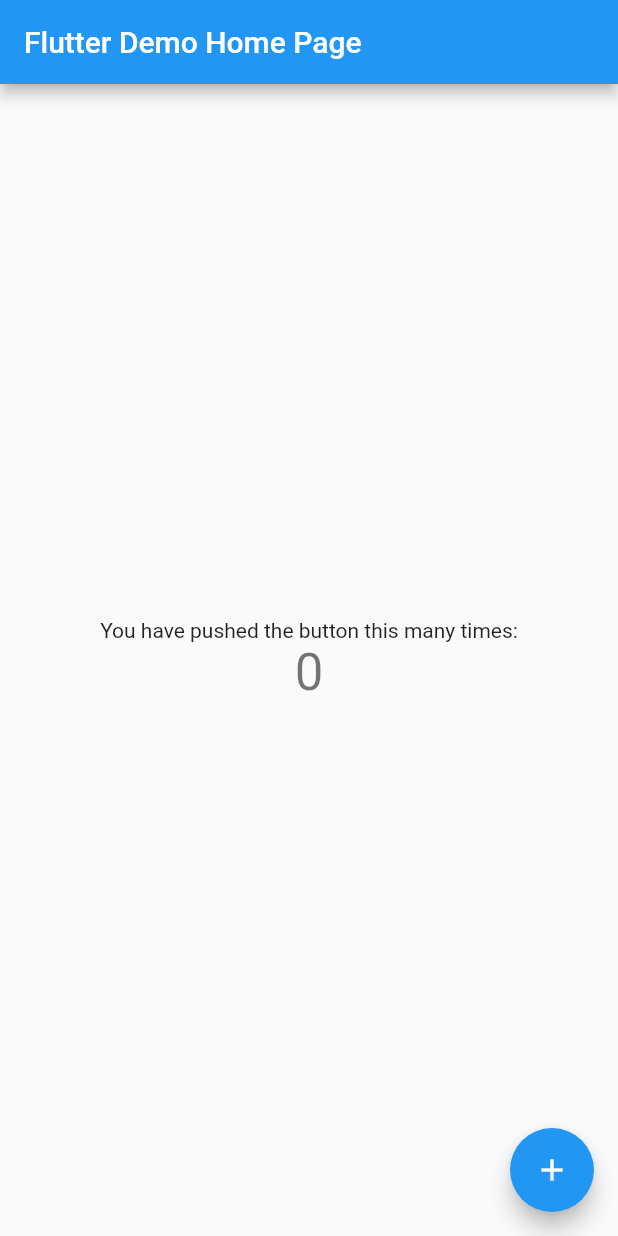
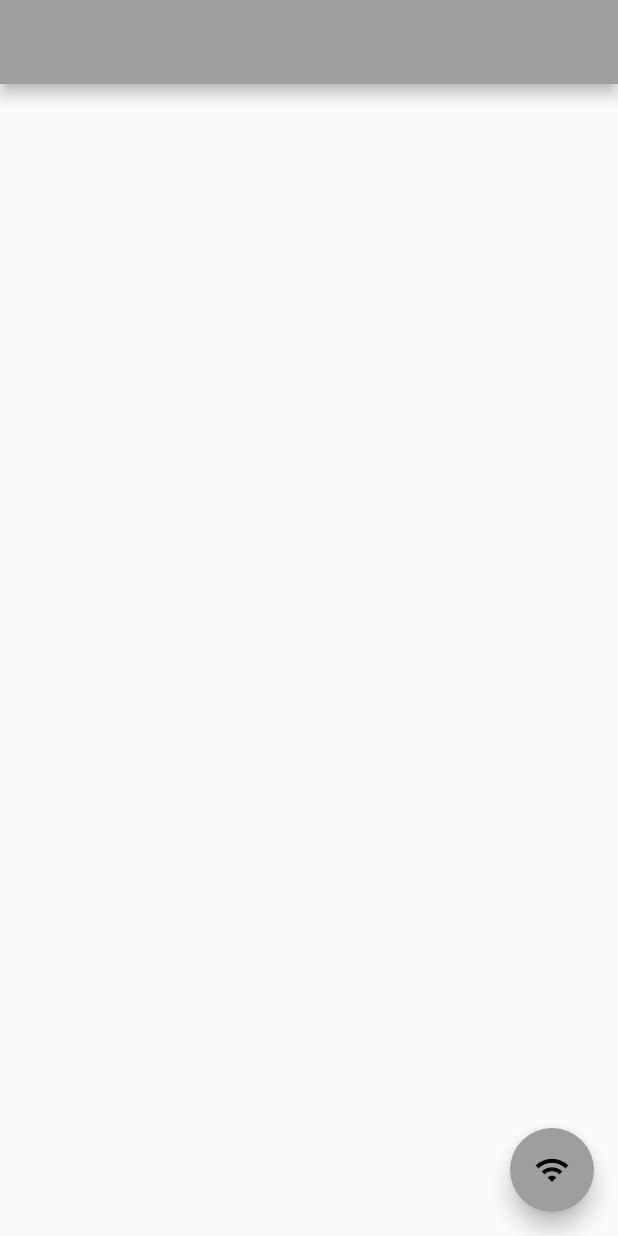
Before and after one commit to OpenTonk/OT-app, a Flutter app: the screen it shows after launch, on a phone screen of 412 x 824 dp. Run offline on Flutter 3.47's test engine with Material 2 defaults, Android fonts, the phone set to English and light mode, and no system bars; our stand-ins replace flutter_local_notifications; missing offline and left inert: wifi_configuration.

Commit message:
added connect button added connecting logic added android permission added dependecies

```diff
--- a/lib/main.dart
+++ b/lib/main.dart
@@ -1,6 +1,25 @@
 import 'package:flutter/material.dart';
+import 'package:wifi_configuration/wifi_configuration.dart';
+import 'package:flutter_local_notifications/flutter_local_notifications.dart';
 
-void main() {
+import 'dart:io';
+import 'dart:convert';
+import 'dart:async';
+
+FlutterLocalNotificationsPlugin notificationsPlugin = FlutterLocalNotificationsPlugin();
+var androidSettings = AndroidInitializationSettings('');
+var iosSettings = IOSInitializationSettings();
+var settings = InitializationSettings(androidSettings, iosSettings);
+
+var androidPlatformChannelSpecifics = AndroidNotificationDetails(
+    'OT-n-1', 'OT-app', 'OpenTank notifications',
+    importance: Importance.Max, priority: Priority.High, ticker: 'ticker');
+var iOSPlatformChannelSpecifics = IOSNotificationDetails();
+var platformChannelSpecifics = NotificationDetails(
+    androidPlatformChannelSpecifics, iOSPlatformChannelSpecifics);
+
+void main() async {
+  notificationsPlugin.initialize(settings);
   runApp(MyApp());
 }
 
@@ -9,109 +28,87 @@ class MyApp extends StatelessWidget {
   @override
   Widget build(BuildContext context) {
     return MaterialApp(
-      title: 'Flutter Demo',
+      title: 'TonkConnect',
       theme: ThemeData(
-        // This is the theme of your application.
-        //
-        // Try running your application with "flutter run". You'll see the
-        // application has a blue toolbar. Then, without quitting the app, try
-        // changing the primarySwatch below to Colors.green and then invoke
-        // "hot reload" (press "r" in the console where you ran "flutter run",
-        // or simply save your changes to "hot reload" in a Flutter IDE).
-        // Notice that the counter didn't reset back to zero; the application
-        // is not restarted.
-        primarySwatch: Colors.blue,
-        // This makes the visual density adapt to the platform that you run
-        // the app on. For desktop platforms, the controls will be smaller and
-        // closer together (more dense) than on mobile platforms.
+        primarySwatch: Colors.grey,
         visualDensity: VisualDensity.adaptivePlatformDensity,
       ),
-      home: MyHomePage(title: 'Flutter Demo Home Page'),
+      home: MainPage(title: ''),
     );
   }
 }
 
-class MyHomePage extends StatefulWidget {
-  MyHomePage({Key key, this.title}) : super(key: key);
-
-  // This widget is the home page of your application. It is stateful, meaning
-  // that it has a State object (defined below) that contains fields that affect
-  // how it looks.
-
-  // This class is the configuration for the state. It holds the values (in this
-  // case the title) provided by the parent (in this case the App widget) and
-  // used by the build method of the State. Fields in a Widget subclass are
-  // always marked "final".
+class MainPage extends StatefulWidget {
+  MainPage({Key key, this.title}) : super(key: key);
 
   final String title;
 
   @override
-  _MyHomePageState createState() => _MyHomePageState();
+  _MainPage createState() => _MainPage();
 }
 
-class _MyHomePageState extends State<MyHomePage> {
-  int _counter = 0;
+class _MainPage extends State<MainPage> {
+  String ssid = "OpenTank";
+  String pass = "UltimateTonk";
 
-  void _incrementCounter() {
-    setState(() {
-      // This call to setState tells the Flutter framework that something has
-      // changed in this State, which causes it to rerun the build method below
-      // so that the display can reflect the updated values. If we changed
-      // _counter without calling setState(), then the build method would not be
-      // called again, and so nothing would appear to happen.
-      _counter++;
-    });
+  String host = "192.168.4.1";
+  int port = 4200;
+
+  bool isConnected = false;
+  Socket socket;
+
+  void onConnectBtn() async {
+    if (!this.isConnected) {
+      WifiConnectionStatus connStatus = await WifiConfiguration.connectToWifi(
+          this.ssid, this.pass, "com.neo.ot_app");
+
+      switch (connStatus) {
+        case WifiConnectionStatus.connected:
+          this.isConnected = true;
+          break;
+
+        case WifiConnectionStatus.alreadyConnected:
+          this.isConnected = true;
+          break;
+
+        case WifiConnectionStatus.notConnected:
+          this.isConnected = false;
+          break;
+
+        case WifiConnectionStatus.platformNotSupported:
+          print("platformNotSupported");
+          break;
+
+        case WifiConnectionStatus.profileAlreadyInstalled:
+          print("profileAlreadyInstalled");
+          break;
+
+        case WifiConnectionStatus.locationNotAllowed:
+          print("locationNotAllowed");
+          break;
+      }
+
+      if(this.isConnected) {
+        this.socket = await Socket.connect(this.host, this.port);
+        print('connected');
+      } else {
+        await notificationsPlugin.show(0, 'Failed to connect', 'Failed to find your OpenTank hotspot', platformChannelSpecifics);
+      }
+    }
   }
 
   @override
   Widget build(BuildContext context) {
-    // This method is rerun every time setState is called, for instance as done
-    // by the _incrementCounter method above.
-    //
-    // The Flutter framework has been optimized to make rerunning build methods
-    // fast, so that you can just rebuild anything that needs updating rather
-    // than having to individually change instances of widgets.
     return Scaffold(
       appBar: AppBar(
-        // Here we take the value from the MyHomePage object that was created by
-        // the App.build method, and use it to set our appbar title.
         title: Text(widget.title),
       ),
-      body: Center(
-        // Center is a layout widget. It takes a single child and positions it
-        // in the middle of the parent.
-        child: Column(
-          // Column is also a layout widget. It takes a list of children and
-          // arranges them vertically. By default, it sizes itself to fit its
-          // children horizontally, and tries to be as tall as its parent.
-          //
-          // Invoke "debug painting" (press "p" in the console, choose the
-          // "Toggle Debug Paint" action from the Flutter Inspector in Android
-          // Studio, or the "Toggle Debug Paint" command in Visual Studio Code)
-          // to see the wireframe for each widget.
-          //
-          // Column has various properties to control how it sizes itself and
-          // how it positions its children. Here we use mainAxisAlignment to
-          // center the children vertically; the main axis here is the vertical
-          // axis because Columns are vertical (the cross axis would be
-          // horizontal).
-          mainAxisAlignment: MainAxisAlignment.center,
-          children: <Widget>[
-            Text(
-              'You have pushed the button this many times:',
-            ),
-            Text(
-              '$_counter',
-              style: Theme.of(context).textTheme.headline4,
-            ),
-          ],
-        ),
+      body: Center(),
+      floatingActionButton: FloatingActionButton(
+        onPressed: onConnectBtn,
+        tooltip: 'Connect',
+        child: Icon(Icons.wifi),
       ),
-      floatingActionButton: FloatingActionButton(
-        onPressed: _incrementCounter,
-        tooltip: 'Increment',
-        child: Icon(Icons.add),
-      ), // This trailing comma makes auto-formatting nicer for build methods.
     );
   }
 }
--- a/pubspec.yaml
+++ b/pubspec.yaml
@@ -1,5 +1,5 @@
 name: ot_app
-description: A new Flutter project.
+description: Control your OpenTonk.
 
 # The following line prevents the package from being accidentally published to
 # pub.dev using `pub publish`. This is preferred for private packages.
@@ -21,6 +21,8 @@ environment:
   sdk: ">=2.7.0 <3.0.0"
 
 dependencies:
+  wifi_configuration: ^1.2.1
+  flutter_local_notifications: ^1.4.4+3
   flutter:
     sdk: flutter
 
```
Also changed, not shown: pubspec.lock, 3 other files.
